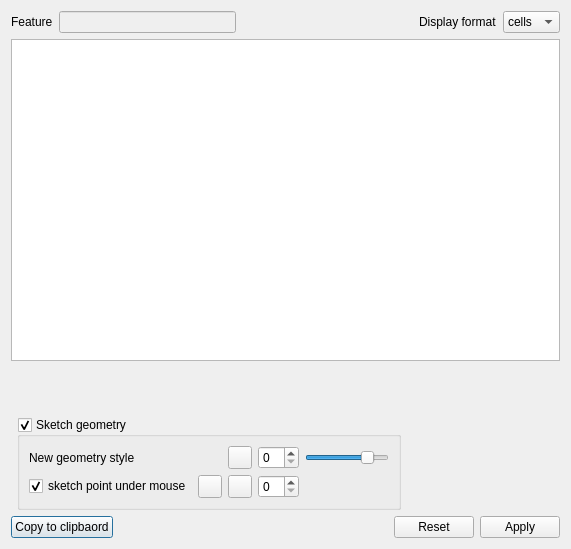
This is ui/ui_geomeditor.ui in 3nids/plaingeometryeditor as Qt 5 draws it before an edit. The edited form follows.
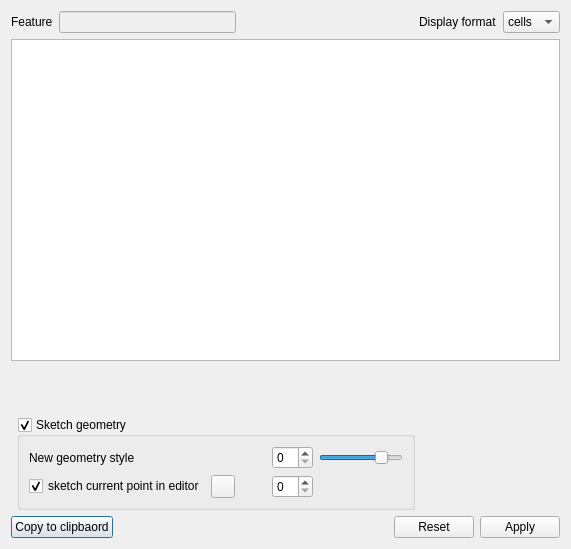
This is the edited form. Custom widgets are drawn as their Qt base class.

Diff of the .ui file:
```diff
--- a/ui/ui_geomeditor.ui
+++ b/ui/ui_geomeditor.ui
@@ -209,29 +209,6 @@
            </property>
           </widget>
          </item>
-         <item row="1" column="2">
-          <widget class="QToolButton" name="toolButton_3">
-           <property name="toolTip">
-            <string extracomment="Color"/>
-           </property>
-           <property name="text">
-            <string/>
-           </property>
-          </widget>
-         </item>
-         <item row="0" column="2">
-          <widget class="QToolButton" name="rubberColor">
-           <property name="toolTip">
-            <string extracomment="Color"/>
-           </property>
-           <property name="whatsThis">
-            <string extracomment="Color"/>
-           </property>
-           <property name="text">
-            <string/>
-           </property>
-          </widget>
-         </item>
          <item row="1" column="3">
           <widget class="QSpinBox" name="spinBox_2">
            <property name="toolTip">
@@ -242,7 +219,7 @@
          <item row="1" column="0">
           <widget class="QCheckBox" name="checkBox">
            <property name="text">
-            <string>sketch point under mouse</string>
+            <string>sketch current point in editor</string>
            </property>
            <property name="checked">
             <bool>true</bool>
@@ -265,6 +242,44 @@
            </property>
           </widget>
          </item>
+         <item row="0" column="2">
+          <widget class="QLabel" name="rubberColor">
+           <property name="sizePolicy">
+            <sizepolicy hsizetype="Fixed" vsizetype="Preferred">
+             <horstretch>0</horstretch>
+             <verstretch>0</verstretch>
+            </sizepolicy>
+           </property>
+           <property name="minimumSize">
+            <size>
+             <width>25</width>
+             <height>0</height>
+            </size>
+           </property>
+           <property name="text">
+            <string/>
+           </property>
+          </widget>
+         </item>
+         <item row="1" column="2">
+          <widget class="QLabel" name="pointColor">
+           <property name="sizePolicy">
+            <sizepolicy hsizetype="Fixed" vsizetype="Preferred">
+             <horstretch>0</horstretch>
+             <verstretch>0</verstretch>
+            </sizepolicy>
+           </property>
+           <property name="minimumSize">
+            <size>
+             <width>25</width>
+             <height>0</height>
+            </size>
+           </property>
+           <property name="text">
+            <string/>
+           </property>
+          </widget>
+         </item>
         </layout>
         <zorder>label_2</zorder>
         <zorder>toolButton_4</zorder>
```
Left out of the diff: 8 changed lines with no effect on the pictures.
